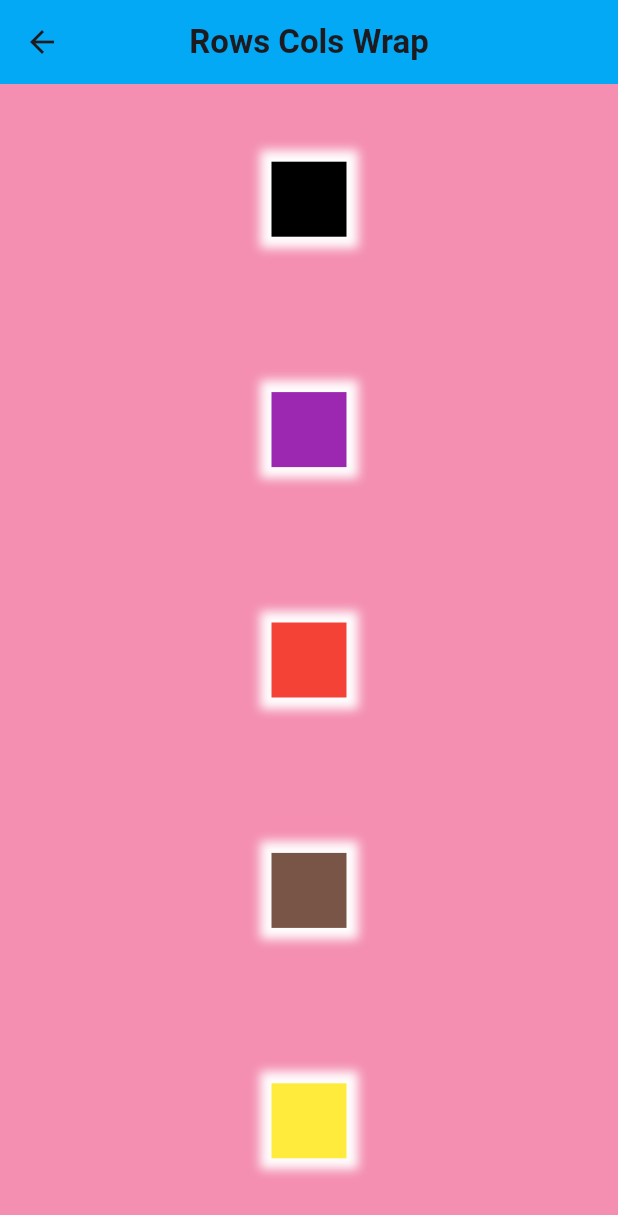
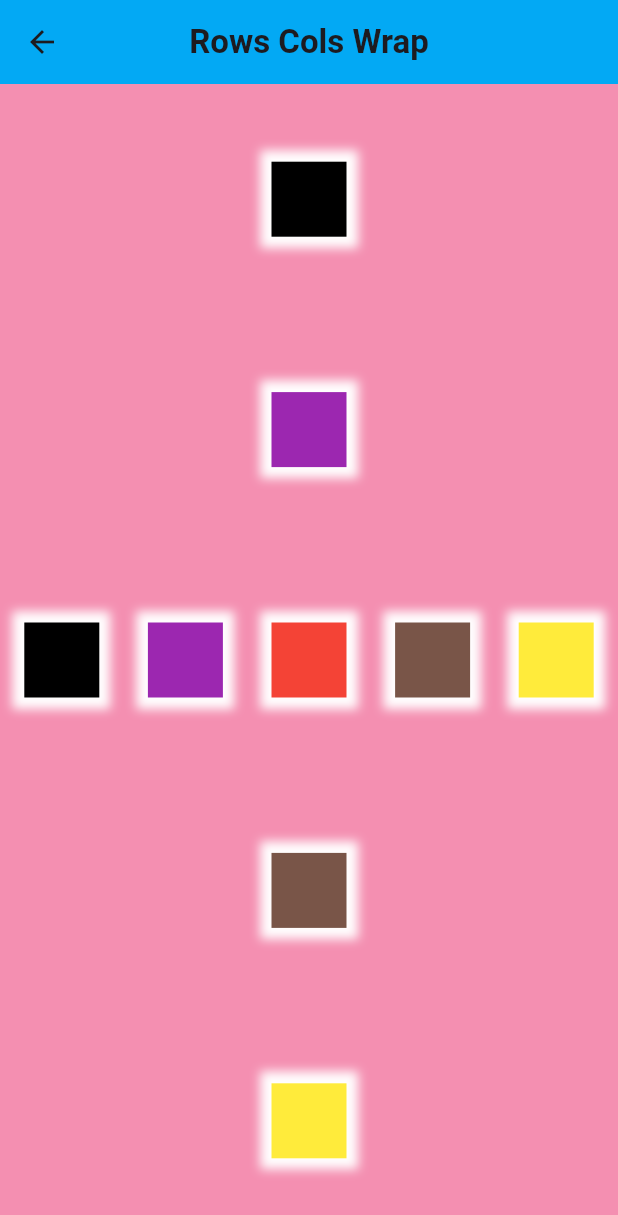
Before and after one commit to kumarbaberwal/flutter2, a Flutter app: the RowsCols screen opened directly, on a phone screen of 412 x 824 dp. Shown: the top 1215 px of the screen. Run offline on Flutter 3.47's test engine with Material 3 defaults, Android fonts, the phone set to English and light mode, and no system bars.

Commit message:
rows and cols

```diff
--- a/lib/main.dart
+++ b/lib/main.dart
@@ -1,3 +1,4 @@
+import 'package:first/widgets/rows_cols.dart';
 import 'package:first/widgets/snackbar.dart';
 import 'package:flutter/material.dart';
 
--- a/lib/widgets/rows_cols.dart
+++ b/lib/widgets/rows_cols.dart
@@ -46,6 +46,36 @@ class RowsCols extends StatelessWidget {
                           color: Colors.white, blurRadius: 5, spreadRadius: 8),
                     ]),
               ),
+              Row(
+                mainAxisAlignment: MainAxisAlignment.spaceAround,
+                crossAxisAlignment: CrossAxisAlignment.center,
+                children: [
+                  Container(
+                    height: 50,
+                    width: 50,
+                    decoration: const BoxDecoration(
+                        color: Colors.black,
+                        // border: Border.all(color: Colors.white, width: 4),
+                        boxShadow: [
+                          BoxShadow(
+                              color: Colors.white,
+                              blurRadius: 5,
+                              spreadRadius: 8),
+                        ]),
+                  ),
+                  Container(
+                    height: 50,
+                    width: 50,
+                    decoration: const BoxDecoration(
+                        color: Colors.purple,
+                        // border: Border.all(color: Colors.white, width: 4),
+                        boxShadow: [
+                          BoxShadow(
+                              color: Colors.white,
+                              blurRadius: 5,
+                              spreadRadius: 8),
+                        ]),
+                  ),
                   Container(
                     height: 50,
                     width: 50,
@@ -54,9 +84,51 @@ class RowsCols extends StatelessWidget {
                         // border: Border.all(color: Colors.white, width: 4),
                         boxShadow: [
                           BoxShadow(
-                          color: Colors.white, blurRadius: 5, spreadRadius: 8),
+                              color: Colors.white,
+                              blurRadius: 5,
+                              spreadRadius: 8),
                         ]),
                   ),
+                  Container(
+                    height: 50,
+                    width: 50,
+                    decoration: const BoxDecoration(
+                        color: Colors.brown,
+                        // border: Border.all(color: Colors.white, width: 4),
+                        boxShadow: [
+                          BoxShadow(
+                              color: Colors.white,
+                              blurRadius: 5,
+                              spreadRadius: 8),
+                        ]),
+                  ),
+                  Container(
+                    height: 50,
+                    width: 50,
+                    decoration: const BoxDecoration(
+                        color: Colors.yellow,
+                        // border: Border.all(color: Colors.white, width: 4),
+                        boxShadow: [
+                          BoxShadow(
+                              color: Colors.white,
+                              blurRadius: 5,
+                              spreadRadius: 8),
+                        ]),
+                  ),
+                ],
+              ),
+
+              // Container(
+              //   height: 50,
+              //   width: 50,
+              //   decoration: const BoxDecoration(
+              //       color: Colors.red,
+              //       // border: Border.all(color: Colors.white, width: 4),
+              //       boxShadow: [
+              //         BoxShadow(
+              //             color: Colors.white, blurRadius: 5, spreadRadius: 8),
+              //       ]),
+              // ),
               Container(
                 height: 50,
                 width: 50,
```
Lines whose indentation alone changed are shown as unchanged.
